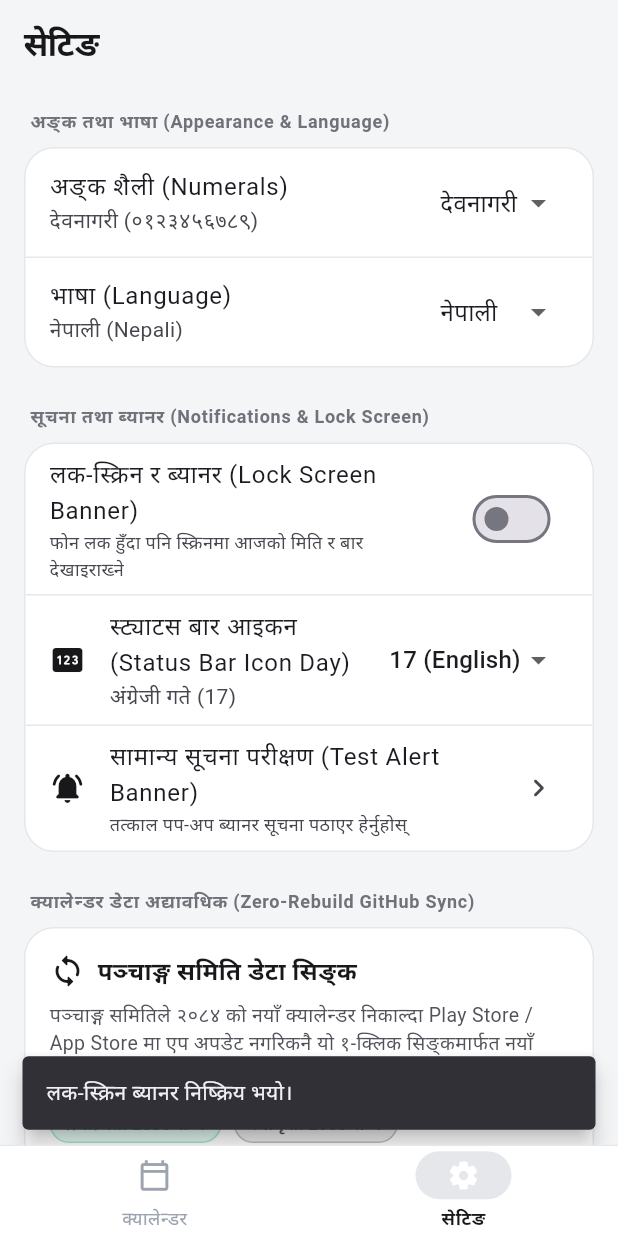
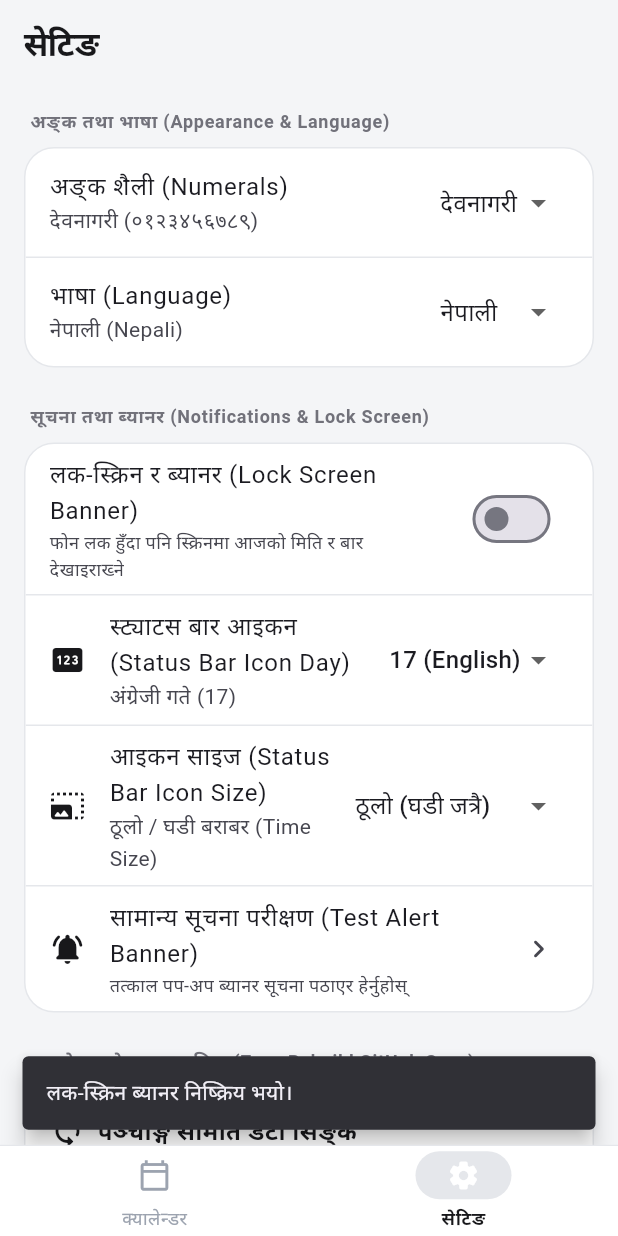
Before and after one commit to bishalramdam/patro-flutter, a Flutter app: the screen it shows after launch, item 2 of the bottom bar chosen, after a tap on "लक-स्क्रिन र ब्यानर (Lock Screen Banner)", on a phone screen of 412 x 824 dp. Run offline on Flutter 3.47's test engine with Material 3 defaults, Android fonts, the phone set to English and light mode, and no system bars; our stand-ins replace flutter_local_notifications, shared_preferences; missing offline and left inert: home_widget.

Commit message:
feat(statusbar): scale date icon to clock height and add icon size setting (v1.1.11)
- Scaled default status bar date icon ink height to 86px (out of 96px) matching clock height (10:48)
- Added new 'Status Bar Icon Size' option in Settings:
  * Large (Time Size / Default): Matches clock cap-height
  * Medium (Standard): Standard Android icon sizing
  * Small (Compact): Minimalist sizing
- Generated complete multi-size drawables across all screen densities (mdpi to xxxhdpi) for both Latin and Devanagari

```diff
--- a/lib/main.dart
+++ b/lib/main.dart
@@ -37,12 +37,17 @@ void main() async {
       final prefs = await SharedPreferences.getInstance();
       final bool showBanner = prefs.getBool('show_lockscreen_banner') ?? true;
       final String statusIconNumeral = prefs.getString('status_bar_numeral') ?? 'Latin';
+      final String statusIconSize = prefs.getString('status_bar_icon_size') ?? 'Large';
       final notifService = NotificationService.instance;
       await notifService.initialize();
 
       if (showBanner) {
         final today = engine.getToday();
-        await notifService.showOngoingDateBanner(today, statusIconNumeral: statusIconNumeral);
+        await notifService.showOngoingDateBanner(
+          today,
+          statusIconNumeral: statusIconNumeral,
+          statusIconSize: statusIconSize,
+        );
       }
     } catch (e) {
       // Silently catch notification initialization exceptions
--- a/lib/services/notification_service.dart
+++ b/lib/services/notification_service.dart
@@ -72,11 +72,22 @@ class NotificationService {
   }
 
   /// 1. Persistent / Ongoing Notification Banner (Visible on Lock Screen & Status Bar)
-  Future<void> showOngoingDateBanner(TodayInfo today, {String statusIconNumeral = 'Latin'}) async {
+  Future<void> showOngoingDateBanner(
+    TodayInfo today, {
+    String statusIconNumeral = 'Latin',
+    String statusIconSize = 'Large',
+  }) async {
     await initialize();
 
     final int dayNumber = today.bs.day;
-    final String dayIcon = (statusIconNumeral == "Devanagari") ? "day_dev_$dayNumber" : "day_$dayNumber";
+    final String sizeSuffix = (statusIconSize == 'Medium')
+        ? '_med'
+        : (statusIconSize == 'Small')
+            ? '_sm'
+            : '';
+    final String dayIcon = (statusIconNumeral == "Devanagari")
+        ? "day_dev${sizeSuffix}_$dayNumber"
+        : "day${sizeSuffix}_$dayNumber";
 
     final String title = "${today.dayText} ${today.monthName} ${today.yearText}, ${today.weekdayName}";
     final String gMonth = Nepali.gregorianShortMonths[today.gregorian.month - 1];
--- a/lib/ui/settings_view.dart
+++ b/lib/ui/settings_view.dart
@@ -27,6 +27,7 @@ class _SettingsViewState extends State<SettingsView> {
   bool _syncSuccess = false;
   bool _showLockScreenBanner = true;
   String _statusBarNumeral = "Latin";
+  String _statusBarIconSize = "Large";
 
   @override
   void initState() {
@@ -39,6 +40,7 @@ class _SettingsViewState extends State<SettingsView> {
     setState(() {
       _showLockScreenBanner = prefs.getBool('show_lockscreen_banner') ?? true;
       _statusBarNumeral = prefs.getString('status_bar_numeral') ?? 'Latin';
+      _statusBarIconSize = prefs.getString('status_bar_icon_size') ?? 'Large';
     });
   }
 
@@ -51,7 +53,29 @@ class _SettingsViewState extends State<SettingsView> {
 
     if (_showLockScreenBanner) {
       final today = widget.engine.getToday();
-      await NotificationService.instance.showOngoingDateBanner(today, statusIconNumeral: val);
+      await NotificationService.instance.showOngoingDateBanner(
+        today,
+        statusIconNumeral: val,
+        statusIconSize: _statusBarIconSize,
+      );
+    }
+    await HomeScreenWidgetHelper.updateWidgets(widget.engine);
+  }
+
+  Future<void> _updateStatusBarIconSize(String val) async {
+    final prefs = await SharedPreferences.getInstance();
+    await prefs.setString('status_bar_icon_size', val);
+    setState(() {
+      _statusBarIconSize = val;
+    });
+
+    if (_showLockScreenBanner) {
+      final today = widget.engine.getToday();
+      await NotificationService.instance.showOngoingDateBanner(
+        today,
+        statusIconNumeral: _statusBarNumeral,
+        statusIconSize: val,
+      );
     }
     await HomeScreenWidgetHelper.updateWidgets(widget.engine);
   }
@@ -65,7 +89,11 @@ class _SettingsViewState extends State<SettingsView> {
 
     if (enabled) {
       final today = widget.engine.getToday();
-      await NotificationService.instance.showOngoingDateBanner(today, statusIconNumeral: _statusBarNumeral);
+      await NotificationService.instance.showOngoingDateBanner(
+        today,
+        statusIconNumeral: _statusBarNumeral,
+        statusIconSize: _statusBarIconSize,
+      );
       await HomeScreenWidgetHelper.updateWidgets(widget.engine);
       if (mounted) {
         ScaffoldMessenger.of(context).showSnackBar(
@@ -307,6 +335,31 @@ class _SettingsViewState extends State<SettingsView> {
                       ),
                       Divider(height: 1, color: isDark ? const Color(0xFF222428) : const Color(0xFFE5E7EB)),
                       ListTile(
+                        leading: Icon(Icons.photo_size_select_large_rounded, color: isDark ? Colors.white : const Color(0xFF18181B)),
+                        title: const Text("आइकन साइज (Status Bar Icon Size)"),
+                        subtitle: Text(
+                          _statusBarIconSize == "Large"
+                              ? "ठूलो / घडी बराबर (Time Size)"
+                              : (_statusBarIconSize == "Medium" ? "मध्यम (Medium)" : "सानो (Compact)"),
+                        ),
+                        trailing: DropdownButton<String>(
+                          value: _statusBarIconSize,
+                          underline: const SizedBox(),
+                          dropdownColor: isDark ? const Color(0xFF181A1F) : Colors.white,
+                          items: const [
+                            DropdownMenuItem(value: "Large", child: Text("ठूलो (घडी जत्रै)")),
+                            DropdownMenuItem(value: "Medium", child: Text("मध्यम (Medium)")),
+                            DropdownMenuItem(value: "Small", child: Text("सानो (Compact)")),
+                          ],
+                          onChanged: (val) {
+                            if (val != null) {
+                              _updateStatusBarIconSize(val);
+                            }
+                          },
+                        ),
+                      ),
+                      Divider(height: 1, color: isDark ? const Color(0xFF222428) : const Color(0xFFE5E7EB)),
+                      ListTile(
                         leading: Icon(Icons.notifications_active_rounded, color: isDark ? Colors.white : const Color(0xFF18181B)),
                         title: const Text("सामान्य सूचना परीक्षण (Test Alert Banner)"),
                         subtitle: const Text("तत्काल पप-अप ब्यानर सूचना पठाएर हेर्नुहोस्", style: TextStyle(fontSize: 12)),
--- a/lib/widgets/home_screen_widget.dart
+++ b/lib/widgets/home_screen_widget.dart
@@ -36,8 +36,10 @@ class HomeScreenWidgetHelper {
       final bool showBanner = prefs.getBool('show_lockscreen_banner') ?? true;
       final String statusBarNumeral = prefs.getString('status_bar_numeral') ??
           ((engine.language == 'English' || engine.numerals == 'Latin') ? 'Latin' : 'Devanagari');
+      final String statusBarIconSize = prefs.getString('status_bar_icon_size') ?? 'Large';
       await HomeWidget.saveWidgetData<bool>('show_lockscreen_banner', showBanner);
       await HomeWidget.saveWidgetData<String>('status_bar_numeral', statusBarNumeral);
+      await HomeWidget.saveWidgetData<String>('status_bar_icon_size', statusBarIconSize);
 
       // Trigger native widget update
       await HomeWidget.updateWidget(
--- a/pubspec.yaml
+++ b/pubspec.yaml
@@ -1,7 +1,7 @@
 name: patro_flutter
 description: "A clean, minimalist Bikram Sambat calendar app for Android and iOS with Home Screen Widgets."
 publish_to: "none"
-version: 1.1.10+20
+version: 1.1.11+21
 
 environment:
   sdk: ">=3.0.0 <4.0.0"
```
Also changed, not shown: 961 other files.
